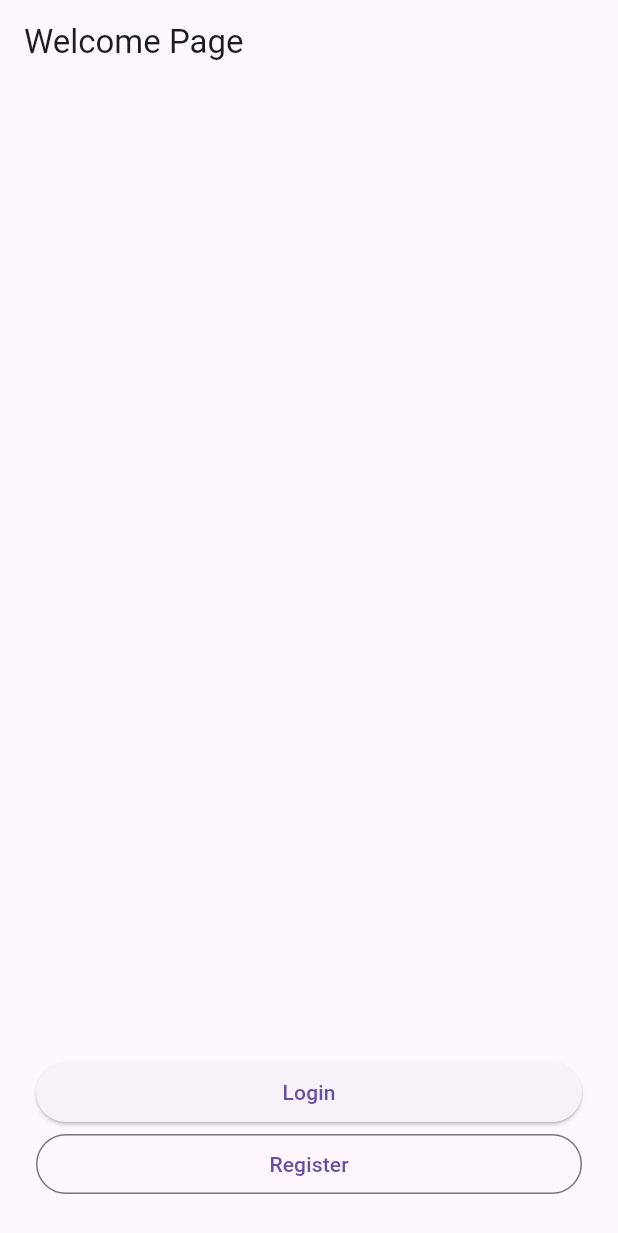
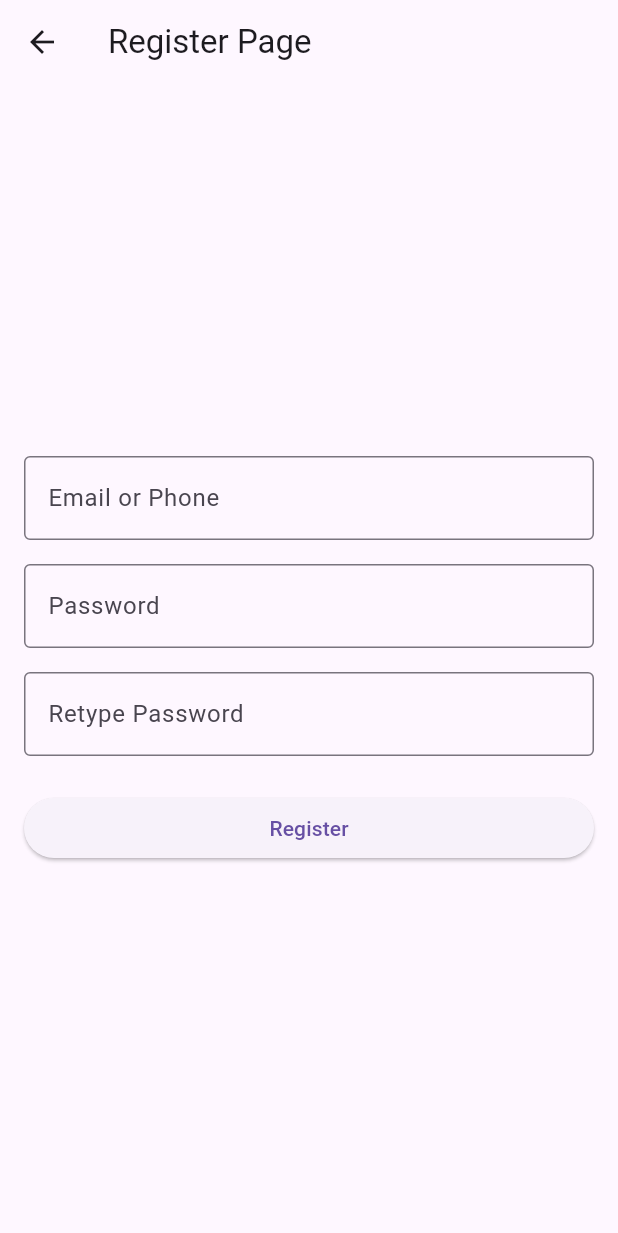
Before and after one commit to blastering66/mysf_flutter, a Flutter app: the screen it shows after launch, after a tap on "Register", on a phone screen of 412 x 824 dp. Shown: the top 1233 px of the screen. Run offline on Flutter 3.47's test engine with Material 3 defaults, Android fonts, the phone set to English and light mode, and no system bars.

Commit message:
Login & Register UI Page

```diff
--- a/lib/main.dart
+++ b/lib/main.dart
@@ -1,4 +1,6 @@
 import 'package:flutter/material.dart';
+import 'package:mysf_flutter/screens/Auth/loginscreen.dart';
+import 'package:mysf_flutter/screens/Auth/registerscreen.dart';
 import 'package:mysf_flutter/screens/Auth/splashscreen.dart';
 import 'package:mysf_flutter/screens/Auth/welcomescreen.dart';
 
@@ -17,6 +19,8 @@ class MyApp extends StatelessWidget {
       routes: {
         '/': (context) => Splashscreen(),
         '/welcome': (context) => WelcomeScreen(),
+        '/login': (context) => LoginScreen(),
+        '/register': (context) => RegisterScreen(),
       },
       onGenerateRoute: (setting) {
         if (setting.name == 'dynamic') {
--- /dev/null
+++ b/lib/screens/Auth/registerscreen.dart
@@ -0,0 +1,75 @@
+import 'package:flutter/material.dart';
+
+class RegisterScreen extends StatefulWidget {
+  @override
+  _RegisterScreenState createState() => _RegisterScreenState();
+}
+
+class _RegisterScreenState extends State<RegisterScreen> {
+  final TextEditingController emailController = TextEditingController();
+  final TextEditingController passwordController = TextEditingController();
+  final TextEditingController retypePasswordController =
+      TextEditingController();
+
+  @override
+  Widget build(BuildContext context) {
+    return Scaffold(
+      appBar: AppBar(
+        title: Text('Register Page'),
+      ),
+      body: Padding(
+        padding: const EdgeInsets.all(16.0),
+        child: Container(
+          child: Column(
+            mainAxisAlignment: MainAxisAlignment.center,
+            crossAxisAlignment: CrossAxisAlignment.stretch,
+            children: [
+              TextField(
+                controller: emailController,
+                decoration: InputDecoration(
+                  labelText: 'Email or Phone',
+                  border: OutlineInputBorder(),
+                ),
+                keyboardType: TextInputType.emailAddress,
+              ),
+              SizedBox(height: 16),
+              TextField(
+                controller: passwordController,
+                decoration: InputDecoration(
+                  labelText: 'Password',
+                  border: OutlineInputBorder(),
+                ),
+                obscureText: true,
+              ),
+              SizedBox(height: 16),
+              TextField(
+                controller: retypePasswordController,
+                decoration: InputDecoration(
+                  labelText: 'Retype Password',
+                  border: OutlineInputBorder(),
+                ),
+                obscureText: true,
+              ),
+              SizedBox(height: 24),
+              ElevatedButton(
+                onPressed: () {
+                  // Handle registration logic here
+                  final email = emailController.text;
+                  final password = passwordController.text;
+                  final retypePassword = retypePasswordController.text;
+
+                  if (password == retypePassword) {
+                    print('Email/Phone: $email, Password: $password');
+                  } else {
+                    print('Passwords do not match!');
+                  }
+                },
+                child: Text('Register'),
+              ),
+            ],
+          ),
+        ),
+      ),
+    );
+  }
+}
--- /dev/null
+++ b/lib/screens/Auth/viewmodel/welcome.dart
@@ -0,0 +1,15 @@
+import 'package:flutter/material.dart';
+
+class WelcomeScreenViewModel {
+  void navToLogin(BuildContext context) {
+    Navigator.pushNamed(context, '/login');
+  }
+
+  void navToRegister(BuildContext context) {
+    Navigator.pushNamed(context, '/register');
+  }
+
+  void navBack(BuildContext context) {
+    Navigator.pop(context);
+  }
+}
--- a/lib/screens/Auth/welcomescreen.dart
+++ b/lib/screens/Auth/welcomescreen.dart
@@ -1,6 +1,9 @@
 import 'package:flutter/material.dart';
+import 'package:mysf_flutter/screens/Auth/viewmodel/welcome.dart';
 
 class WelcomeScreen extends StatelessWidget {
+  final WelcomeScreenViewModel vModel = WelcomeScreenViewModel();
+
   @override
   Widget build(BuildContext context) {
     // TODO: implement build
@@ -17,11 +20,15 @@ class WelcomeScreen extends StatelessWidget {
           children: [
             SizedBox(
               width: double.infinity,
-              child: ElevatedButton(onPressed: () {}, child: Text("Login")),
+              child: ElevatedButton(
+                  onPressed: () => vModel.navToLogin(context),
+                  child: Text("Login")),
             ),
             SizedBox(
               width: double.infinity,
-              child: OutlinedButton(onPressed: () {}, child: Text("Register")),
+              child: OutlinedButton(
+                  onPressed: () => vModel.navToRegister(context),
+                  child: Text("Register")),
             )
           ],
         ),
```
Also changed, not shown: lib/screens/Auth/loginscreen.dart (added, +58 -0 lines).
